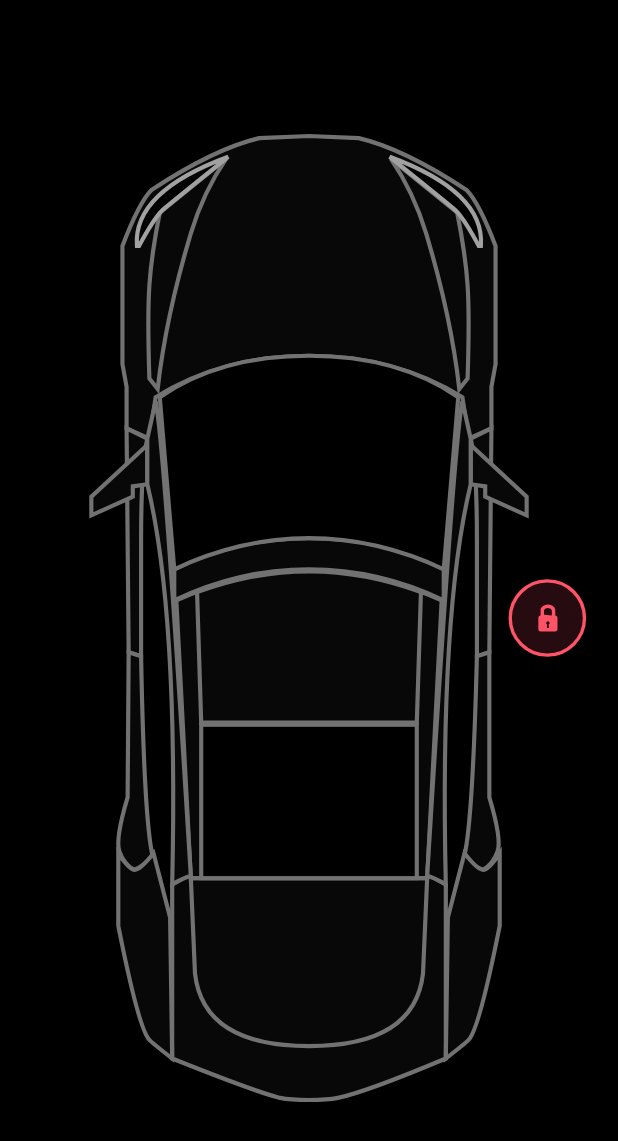
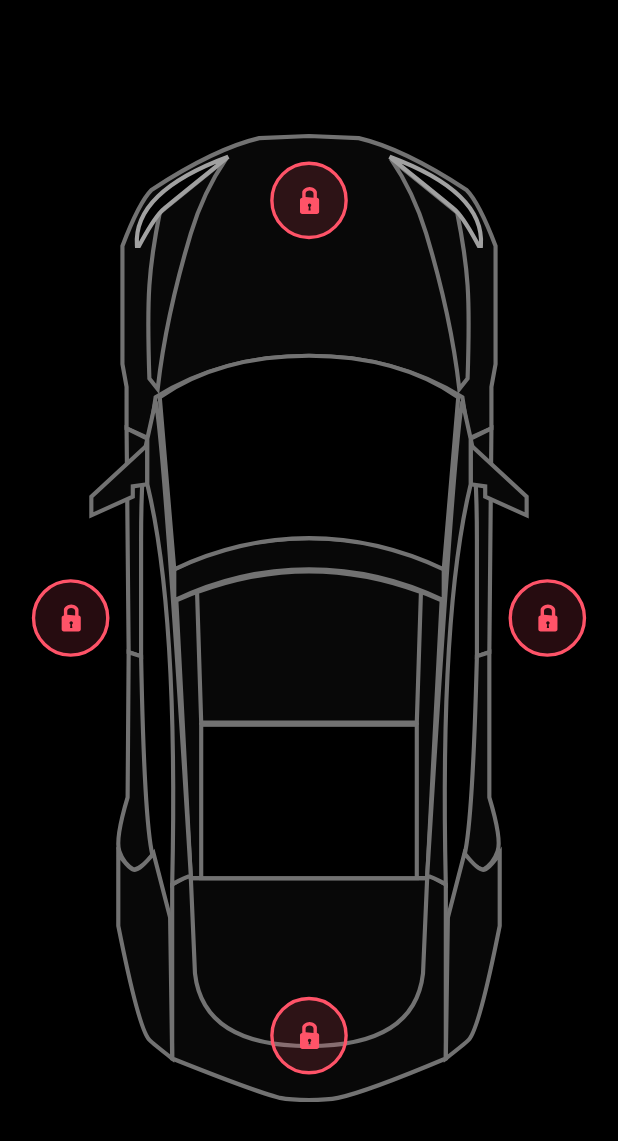
Before and after one commit to giovannicampagnolo/Tesla-Control-App, a Flutter app: the screen it shows after launch, on a phone screen of 412 x 824 dp. Shown: the top 1141 px of the screen. Run offline on Flutter 3.47's test engine with Material 2 defaults, Android fonts, the phone set to English and light mode, and no system bars; our stand-ins replace flutter_svg.

Commit message:
Complete Lock and Unlock logic

```diff
--- a/lib/home_controller.dart
+++ b/lib/home_controller.dart
@@ -4,9 +4,27 @@ class HomeController extends ChangeNotifier{
 
 
   bool isRightDoorLock = true;
+  bool isLeftDoorLock = true;
+  bool isTopDoorLock = true;
+  bool isBottomDoorLock = true;
 
   void updateRightDoorLock(){
     isRightDoorLock = !isRightDoorLock;
     notifyListeners();
   }
+
+  void updateLeftDoorLock(){
+    isLeftDoorLock = !isLeftDoorLock;
+    notifyListeners();
+  }
+
+  void updateTopDoorLock(){
+    isTopDoorLock = !isTopDoorLock;
+    notifyListeners();
+  }
+
+  void updateBottomDoorLock(){
+    isBottomDoorLock = !isBottomDoorLock;
+    notifyListeners();
+  }
 }
--- a/lib/screens/home_screen.dart
+++ b/lib/screens/home_screen.dart
@@ -1,6 +1,7 @@
 import 'package:flutter/material.dart';
 import 'package:flutter_svg/flutter_svg.dart';
 import 'package:tesla_animated_app/home_controller.dart';
+import 'package:tesla_animated_app/widgets/door_lock.dart';
 
 import '../constanins.dart';
 
@@ -30,25 +31,30 @@ class HomeScreen extends StatelessWidget {
                     ),
                     Positioned(
                       right: constraint.maxWidth * 0.05,
-                      child: GestureDetector(
-                        onTap: _controller.updateRightDoorLock,
-                        child: AnimatedSwitcher(
-                          duration: defaultDuration,
-                          transitionBuilder: (child, animation) =>
-                              ScaleTransition(
-                            scale: animation,
-                            child: child,
-                          ),
-                          child: _controller.isRightDoorLock
-                              ? SvgPicture.asset(
-                                  "assets/icons/door_lock.svg",
-                                  key: ValueKey("lock"),
-                                )
-                              : SvgPicture.asset(
-                                  "assets/icons/door_unlock.svg",
-                                  key: ValueKey("unlock"),
-                                ),
-                        ),
+                      child: DoorLock(
+                        press: _controller.updateRightDoorLock,
+                        isLock: _controller.isRightDoorLock,
+                      ),
+                    ),
+                    Positioned(
+                      left: constraint.maxWidth * 0.05,
+                      child: DoorLock(
+                        press: _controller.updateLeftDoorLock,
+                        isLock: _controller.isLeftDoorLock,
+                      ),
+                    ),
+                    Positioned(
+                      top: constraint.maxHeight * 0.13,
+                      child: DoorLock(
+                        press: _controller.updateTopDoorLock,
+                        isLock: _controller.isTopDoorLock,
+                      ),
+                    ),
+                    Positioned(
+                      bottom: constraint.maxHeight * 0.13,
+                      child: DoorLock(
+                        press: _controller.updateBottomDoorLock,
+                        isLock: _controller.isBottomDoorLock,
                       ),
                     ),
                   ],
--- /dev/null
+++ b/lib/widgets/door_lock.dart
@@ -0,0 +1,42 @@
+import 'package:flutter/material.dart';
+import 'package:flutter_svg/flutter_svg.dart';
+import 'package:tesla_animated_app/home_controller.dart';
+
+import '../constanins.dart';
+
+class DoorLock extends StatelessWidget {
+  final VoidCallback press;
+  final bool isLock;
+
+  const DoorLock({
+    Key? key,
+    required this.press,
+    required this.isLock,
+
+  }) : super(key: key);
+
+  @override
+  Widget build(BuildContext context) {
+    return GestureDetector(
+      onTap: press,
+      child: AnimatedSwitcher(
+        duration: defaultDuration,
+        switchInCurve: Curves.easeInOutBack,
+        transitionBuilder: (child, animation) =>
+            ScaleTransition(
+              scale: animation,
+              child: child,
+            ),
+        child: isLock
+            ? SvgPicture.asset(
+          "assets/icons/door_lock.svg",
+          key: ValueKey("lock"),
+        )
+            : SvgPicture.asset(
+          "assets/icons/door_unlock.svg",
+          key: ValueKey("unlock"),
+        ),
+      ),
+    );
+  }
+}
```
